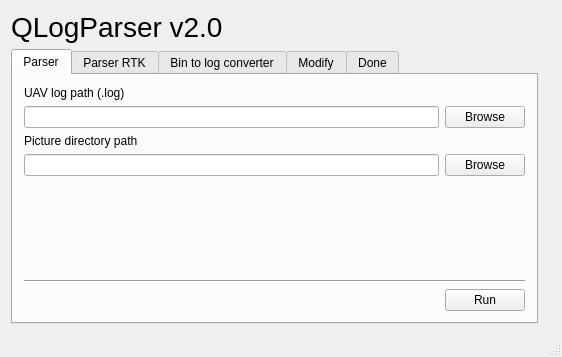
Old version of the form mainwindow.ui in the repository ABarnasFLY/QLogNEU.
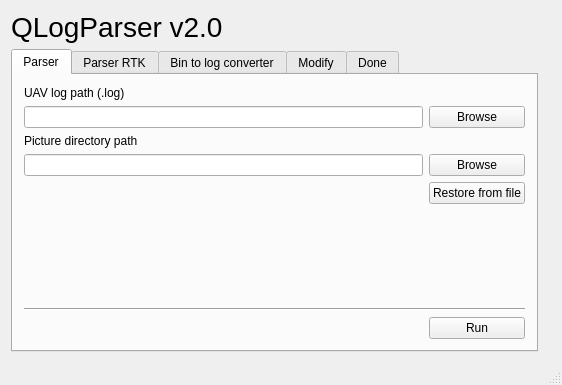
New version of the form. The open tabs and pages were chosen to show the change.

The edit to the form file:
```diff
--- a/mainwindow.ui
+++ b/mainwindow.ui
@@ -37,15 +37,19 @@
     <item row="1" column="0">
      <widget class="QTabWidget" name="tabWidget">
       <property name="currentIndex">
-       <number>4</number>
+       <number>1</number>
       </property>
       <widget class="QWidget" name="tab_paths_no_rtk">
        <attribute name="title">
         <string>Parser</string>
        </attribute>
        <layout class="QGridLayout" name="gridLayout_2">
-        <item row="2" column="0">
-         <widget class="QLineEdit" name="le_log"/>
+        <item row="2" column="1">
+         <widget class="QPushButton" name="pb_browse_log">
+          <property name="text">
+           <string>Browse</string>
+          </property>
+         </widget>
         </item>
         <item row="3" column="0">
          <widget class="QLabel" name="label_3">
@@ -54,6 +58,9 @@
           </property>
          </widget>
         </item>
+        <item row="2" column="0">
+         <widget class="QLineEdit" name="le_log"/>
+        </item>
         <item row="1" column="0">
          <widget class="QLabel" name="label_2">
           <property name="text">
@@ -61,8 +68,8 @@
           </property>
          </widget>
         </item>
-        <item row="2" column="1">
-         <widget class="QPushButton" name="pb_browse_log">
+        <item row="4" column="1">
+         <widget class="QPushButton" name="pb_browse_pic">
           <property name="text">
            <string>Browse</string>
           </property>
@@ -71,39 +78,39 @@
         <item row="4" column="0">
          <widget class="QLineEdit" name="le_pics"/>
         </item>
-        <item row="4" column="1">
-         <widget class="QPushButton" name="pb_browse_pic">
-          <property name="text">
-           <string>Browse</string>
+        <item row="6" column="0">
+         <spacer name="verticalSpacer">
+          <property name="orientation">
+           <enum>Qt::Vertical</enum>
           </property>
-         </widget>
+          <property name="sizeHint" stdset="0">
+           <size>
+            <width>20</width>
+            <height>40</height>
+           </size>
+          </property>
+         </spacer>
         </item>
-        <item row="7" column="1">
+        <item row="8" column="1">
          <widget class="QPushButton" name="pb_run">
           <property name="text">
            <string>Run</string>
           </property>
          </widget>
         </item>
-        <item row="6" column="0" colspan="2">
+        <item row="7" column="0" colspan="2">
          <widget class="Line" name="line">
           <property name="orientation">
            <enum>Qt::Horizontal</enum>
           </property>
          </widget>
         </item>
-        <item row="5" column="0">
-         <spacer name="verticalSpacer">
-          <property name="orientation">
-           <enum>Qt::Vertical</enum>
+        <item row="5" column="1">
+         <widget class="QPushButton" name="pb_restore">
+          <property name="text">
+           <string>Restore from file</string>
           </property>
-          <property name="sizeHint" stdset="0">
-           <size>
-            <width>20</width>
-            <height>40</height>
-           </size>
-          </property>
-         </spacer>
+         </widget>
         </item>
        </layout>
       </widget>
@@ -207,6 +214,13 @@
           </property>
          </spacer>
         </item>
+        <item row="9" column="2">
+         <widget class="QPushButton" name="pb_rin_restore">
+          <property name="text">
+           <string>Restore from file</string>
+          </property>
+         </widget>
+        </item>
        </layout>
       </widget>
       <widget class="QWidget" name="tab_binToLog">
```
